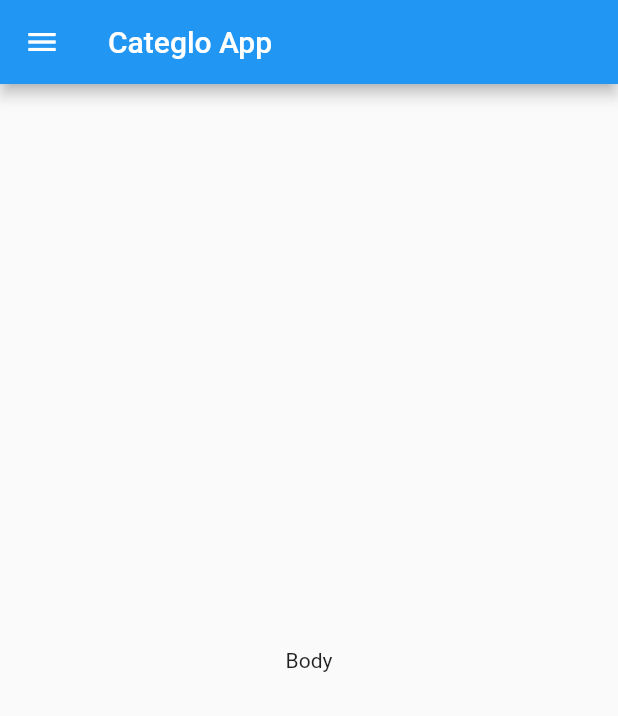
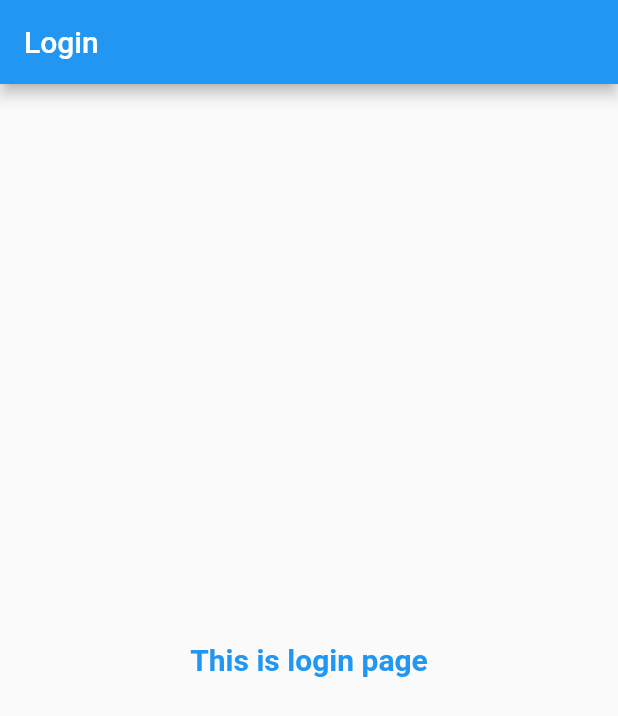
Before and after one commit to pradeepfullstack/fluttercatelog, a Flutter app: the screen it shows after launch, on a phone screen of 412 x 824 dp. Shown: the top 716 px of the screen. Run offline on Flutter 3.47's test engine with Material 2 defaults, Android fonts, the phone set to English and light mode, and no system bars.

Commit message:
Day 2 Complete

```diff
--- a/lib/main.dart
+++ b/lib/main.dart
@@ -1,6 +1,8 @@
+// ignore_for_file: prefer_const_constructors
 import 'package:flutter/material.dart';
+import 'package:fluttercatelog/pages/login_page.dart';
 
-import 'home_page.dart';
+import 'pages/home_page.dart';
 
 void main() {
   runApp(const MyApp());
@@ -13,11 +15,15 @@ class MyApp extends StatelessWidget {
   @override
   Widget build(BuildContext context) {
     return MaterialApp(
-      title: 'Flutter Demo',
-      theme: ThemeData(
-        primarySwatch: Colors.blue,
+      // home: const HomePage(),
+      themeMode: ThemeMode.light,
+      darkTheme: ThemeData(
+        brightness: Brightness.dark,
       ),
-      home: const HomePage(),
+      routes: {
+        "/": (context) => LoginPage(),
+        // "/login": (context) => LoginPage(),
+      },
     );
   }
 }
--- a/lib/home_page.dart
+++ b/lib/pages/home_page.dart
@@ -8,9 +8,11 @@ class HomePage extends StatelessWidget {
     return Scaffold(
       appBar: AppBar(title: const Text('Categlo App')),
       body: const Center(
-        child: Text('Body'),
+        child: Text('Welcome to 30 days flutter course'),
       ),
-      drawer: const Drawer(),
+      drawer: const Drawer(
+
+      ),
     );
   }
 }
--- /dev/null
+++ b/lib/pages/login_page.dart
@@ -0,0 +1,21 @@
+// ignore_for_file: prefer_const_constructors
+import 'package:flutter/material.dart';
+
+class LoginPage extends StatelessWidget {
+  const LoginPage({Key? key}) : super(key: key);
+
+  @override
+  Widget build(BuildContext context) {
+    return Scaffold(
+      appBar: AppBar(title: Text('Login')),
+      body: Center(
+        child: Text(
+          "This is login page",
+          textAlign: TextAlign.center,
+          style: TextStyle(
+              fontSize: 20, color: Colors.blue, fontWeight: FontWeight.bold),
+        ),
+      ),
+    );
+  }
+}
```
